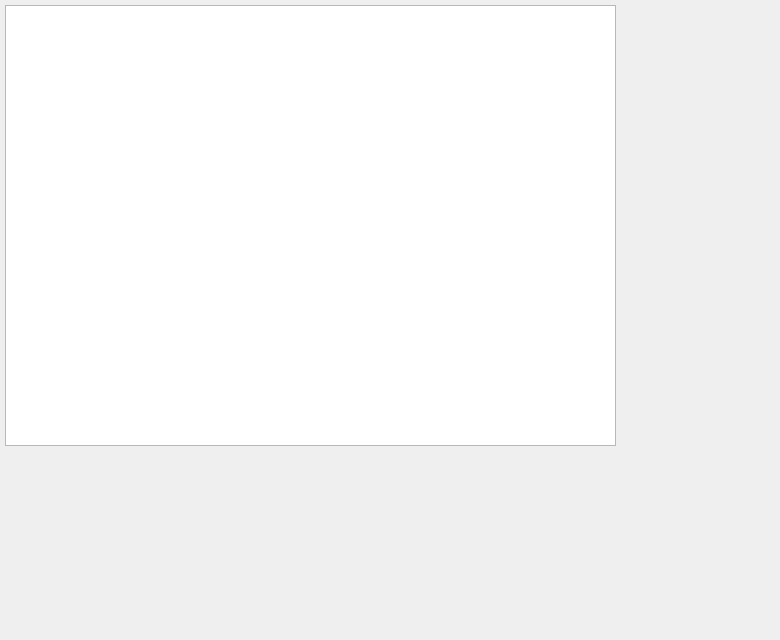
Before: the Qt Designer form dialogshowtablerow.ui in cnldw/FinanceFileReader, drawn with Qt 5.
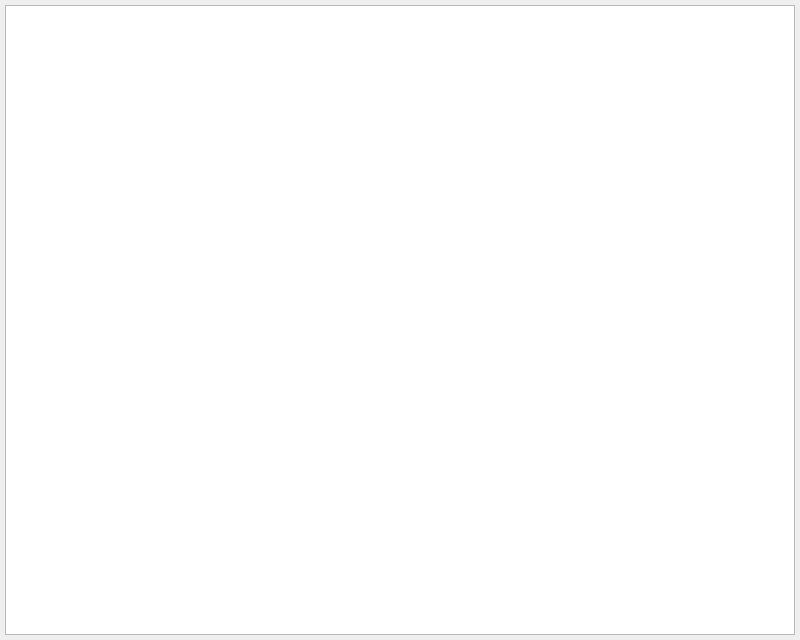
After: the same form once the commit is applied. Icons and pictures are not drawn.

Commit message: 第一版打开详情开发完毕

What changed in the file:
```diff
--- a/dialogshowtablerow.ui
+++ b/dialogshowtablerow.ui
@@ -6,13 +6,13 @@
    <rect>
     <x>0</x>
     <y>0</y>
-    <width>780</width>
+    <width>800</width>
     <height>640</height>
    </rect>
   </property>
   <property name="minimumSize">
    <size>
-    <width>750</width>
+    <width>400</width>
     <height>640</height>
    </size>
   </property>
@@ -28,16 +28,36 @@
    <iconset resource="res.qrc">
     <normaloff>:/res/icon.ico</normaloff>:/res/icon.ico</iconset>
   </property>
-  <widget class="QTableWidget" name="tableWidget">
-   <property name="geometry">
-    <rect>
-     <x>5</x>
-     <y>5</y>
-     <width>611</width>
-     <height>441</height>
-    </rect>
+  <layout class="QHBoxLayout" name="horizontalLayout">
+   <property name="spacing">
+    <number>5</number>
    </property>
-  </widget>
+   <property name="leftMargin">
+    <number>5</number>
+   </property>
+   <property name="topMargin">
+    <number>5</number>
+   </property>
+   <property name="rightMargin">
+    <number>5</number>
+   </property>
+   <property name="bottomMargin">
+    <number>5</number>
+   </property>
+   <item>
+    <layout class="QGridLayout" name="gridLayout_2">
+     <property name="sizeConstraint">
+      <enum>QLayout::SetMaximumSize</enum>
+     </property>
+     <property name="spacing">
+      <number>5</number>
+     </property>
+     <item row="0" column="0">
+      <widget class="QTableWidget" name="tableWidget"/>
+     </item>
+    </layout>
+   </item>
+  </layout>
  </widget>
  <resources>
   <include location="res.qrc"/>
```
Left out of the diff: 3 changed lines with no effect on the pictures. The commit also changes 1 other file.
